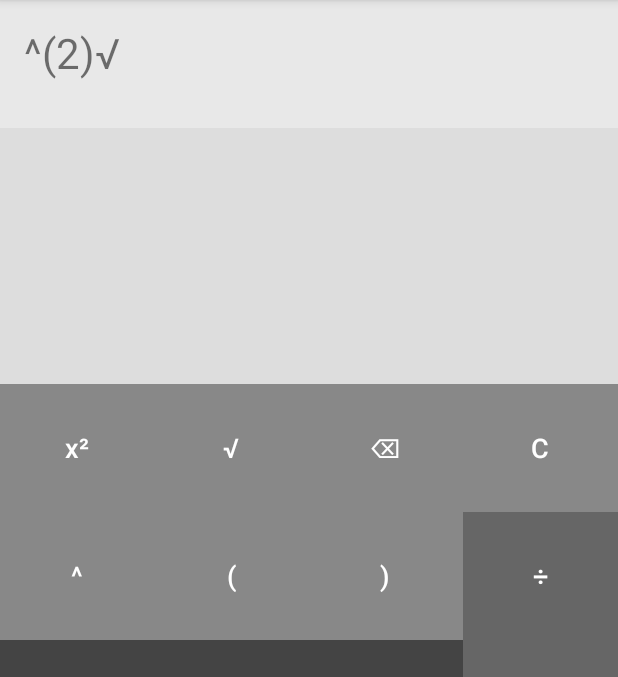
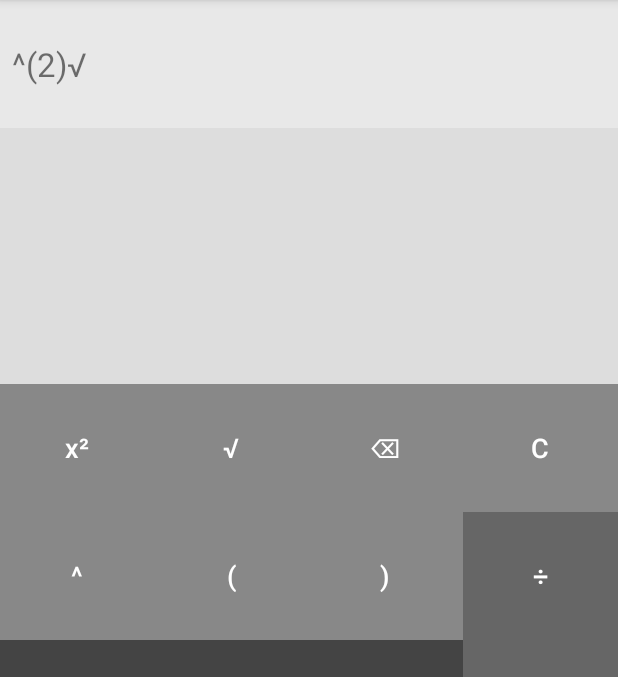
Before and after one commit to jessepye/FuzzyCalc, an Android app: the screen it shows after launch (MainActivity), after a tap on an icon or button, on a phone screen of 412 x 824 dp, the part 84-761 px from its top. Run offline under Robolectric (Android 15) with nearby library versions, the phone set to English and light mode, and no system bars; 2 other taps on this screen came first.

Commit message:
temporary fix to font sizes; (hard coded them to be smaller)

```diff
--- a/app/src/main/res/layout/activity_main.xml
+++ b/app/src/main/res/layout/activity_main.xml
@@ -18,10 +18,10 @@
             android:layout_height="0dp"
             android:layout_weight="1"
             android:background="@color/fieldSelected"
-            android:gravity="start"
-            android:padding="16dp"
+            android:gravity="start|center_vertical"
+            android:padding="8dp"
             android:maxLines="1"
-            android:textSize="28dp" />
+            android:textSize="22dp" />
 
         <TextView
             android:id="@+id/resultWindow"
@@ -29,10 +29,10 @@
             android:layout_height="0dp"
             android:layout_weight="1"
             android:background="@color/fieldNotSelected"
-            android:gravity="end"
-            android:padding="16dp"
+            android:gravity="end|center_vertical"
+            android:padding="8dp"
             android:maxLines="1"
-            android:textSize="28dp" />
+            android:textSize="22dp" />
 
 
         <TextView
@@ -41,9 +41,10 @@
             android:layout_height="0dp"
             android:layout_weight="1"
             android:background="@color/fieldNotSelected"
-            android:padding="16dp"
+            android:gravity="start|center_vertical"
+            android:padding="8dp"
             android:maxLines="1"
-            android:textSize="28dp" />
+            android:textSize="22dp" />
 
         <LinearLayout
             android:layout_width="match_parent"
```
Also changed, not shown: app/src/main/java/com/jessepye/fuzzycalc/AutoResizeTextView.java (added).
